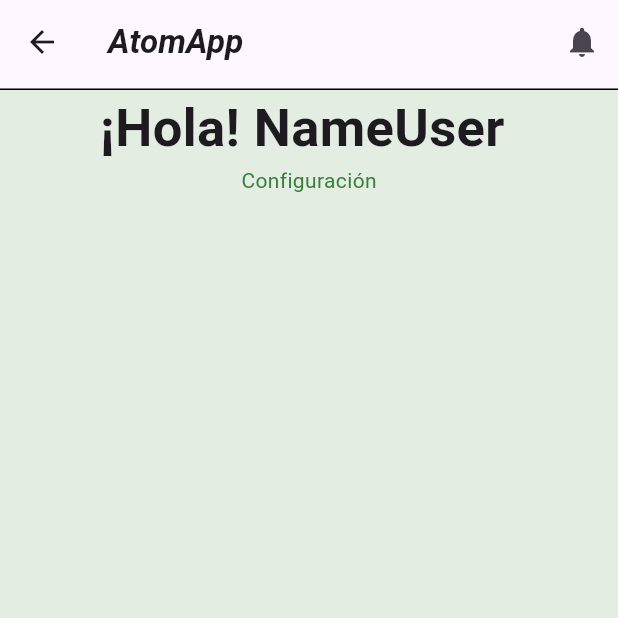
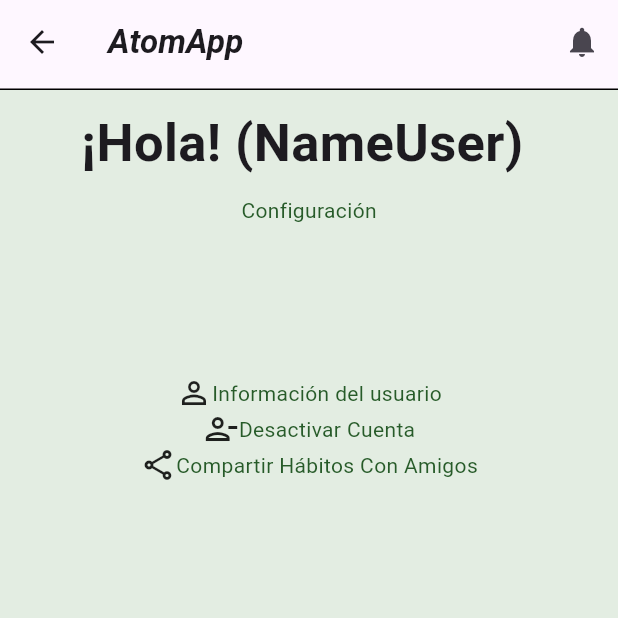
Before and after one commit to ElkinSanchez/AplicacionesMoviles, a Flutter app: the Config screen opened by its route, on a phone screen of 412 x 824 dp, the top half of it. Run offline on Flutter 3.47's test engine with Material 3 defaults, Android fonts, the phone set to English and light mode, and no system bars; our stand-ins replace flutter_form_builder, flutter_svg.

Commit message:
Builder links - Config / Vista

```diff
--- a/lib/screens_user/config.dart
+++ b/lib/screens_user/config.dart
@@ -11,7 +11,7 @@
 class _ConfigState extends State<Config> {
   var paddingText = const EdgeInsets.all(10);
   var fontTitle = const TextStyle(fontWeight: FontWeight.bold, fontSize: 35);
-  var fontBody = const TextStyle(color: Color.fromARGB(255, 56, 128, 58));
+  var fontBody = const TextStyle(color: Color.fromARGB(255, 39, 91, 41));
 
   @override
   Widget build(BuildContext context) {
@@ -37,9 +37,12 @@
           Center(
             child: Column(
               children: [
-                Text(
-                  "¡Hola! NameUser ",
-                  style: fontTitle,
+                Padding(
+                  padding: paddingText,
+                  child: Text(
+                    "¡Hola! (NameUser) ",
+                    style: fontTitle,
+                  ),
                 ),
                 Text(
                   "Configuración",
@@ -48,6 +51,56 @@
                 const SizedBox(
                   height: 100,
                 ),
+                Column(
+                  children: [
+                    Row(
+                      mainAxisAlignment: MainAxisAlignment.center,
+                      children: [
+                        const Icon(Icons.person_outline_outlined),
+                        InkWell(
+                          onTap: () {},
+                          highlightColor: Colors.transparent,
+                          hoverColor: Colors.transparent,
+                          child: Text(
+                            "Información del usuario",
+                            style: fontBody,
+                          ),
+                        )
+                      ],
+                    ),
+                    Row(
+                      mainAxisAlignment: MainAxisAlignment.center,
+                      children: [
+                        const Icon(Icons.person_remove_alt_1_outlined),
+                        InkWell(
+                          onTap: () {},
+                          highlightColor: Colors.transparent,
+                          hoverColor: Colors.transparent,
+                          child: Text("Desactivar Cuenta", style: fontBody),
+                        )
+                      ],
+                    ),
+                    Row(
+                      mainAxisAlignment: MainAxisAlignment.center,
+                      children: [
+                        InkWell(
+                          onTap: () {},
+                          highlightColor: Colors.transparent,
+                          hoverColor: Colors.transparent,
+                          child: Row(
+                            children: [
+                              const Icon(Icons.share_outlined),
+                              Text(
+                                "Compartir Hábitos Con Amigos",
+                                style: fontBody,
+                              ),
+                            ],
+                          ),
+                        )
+                      ],
+                    )
+                  ],
+                )
               ],
             ),
           ),
--- /dev/null
+++ b/lib/validation_custom/links_builder.dart
@@ -0,0 +1,18 @@
+// ignore_for_file: prefer_const_constructors
+
+import 'package:flutter/material.dart';
+
+class LinksBuilder extends StatelessWidget {
+  final String data;
+  final String? icon;
+
+  const LinksBuilder({super.key, required this.data, required this.icon})
+
+  @override
+  Widget build(BuildContext context) {
+    return ListTile(
+      leading: Icon(icon as IconData?),
+      title: Text(data) ,
+    );
+  }
+}
```
